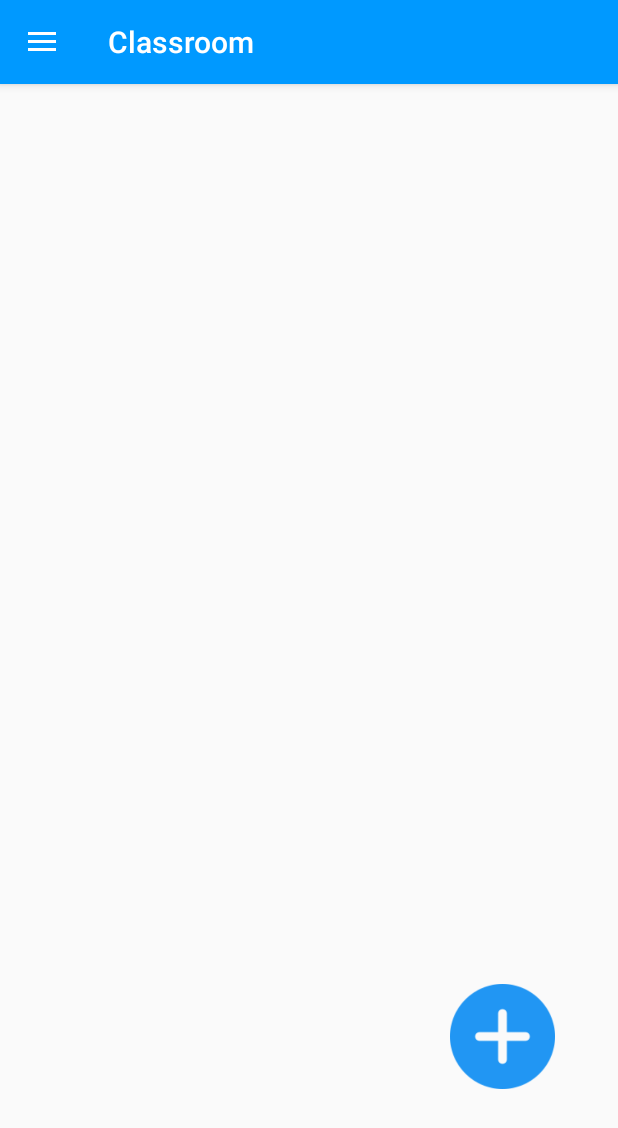
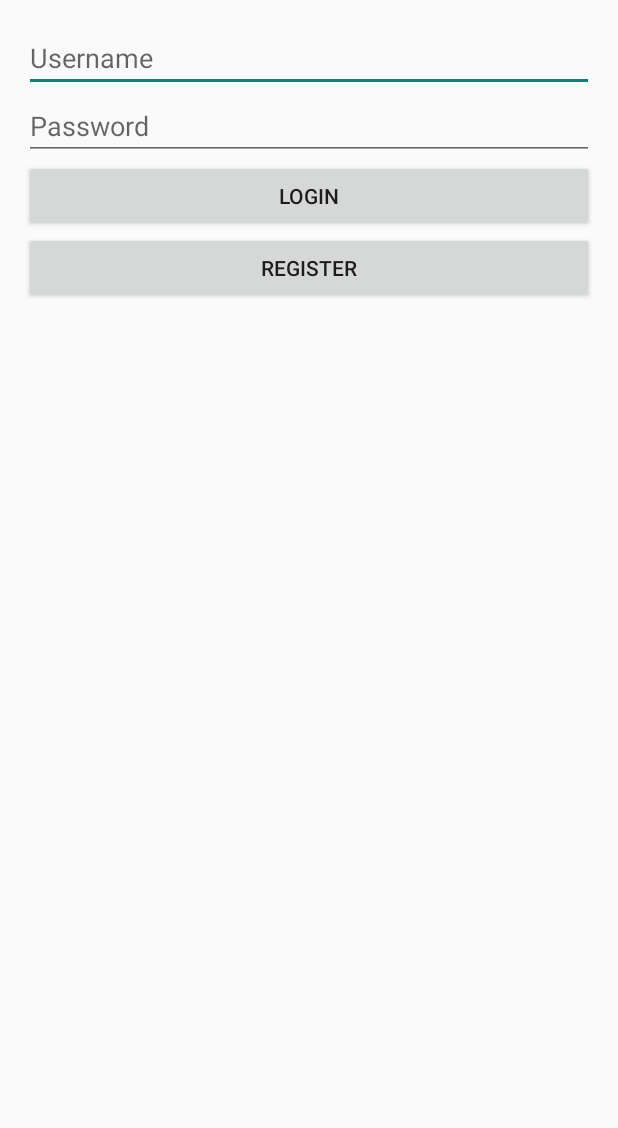
Before and after one commit to phannhan-2503/Classroom02, an Android app: the screen it shows after launch (MainActivity before the commit, LoginActivity after it), on a phone screen of 412 x 824 dp. Shown: the top 1128 px of the screen. Run offline under Robolectric (Android 15) with nearby library versions, the phone set to English and light mode, and no system bars; our stand-ins replace Firebase (no records; nobody signed in at launch, a user with empty details on screens opened directly).

Commit message:
login,register

```diff
--- a/app/build.gradle.kts
+++ b/app/build.gradle.kts
@@ -34,6 +34,7 @@
     implementation("androidx.appcompat:appcompat:1.6.1")
     implementation("com.google.android.material:material:1.11.0")
     implementation("androidx.constraintlayout:constraintlayout:2.1.4")
+    implementation("com.google.firebase:firebase-auth:22.3.1")
     testImplementation("junit:junit:4.13.2")
     androidTestImplementation("androidx.test.ext:junit:1.1.5")
     androidTestImplementation("androidx.test.espresso:espresso-core:3.5.1")
--- a/app/src/main/AndroidManifest.xml
+++ b/app/src/main/AndroidManifest.xml
@@ -14,7 +14,7 @@
         android:theme="@style/Theme.Classroom02"
         tools:targetApi="31">
         <activity
-            android:name=".MainActivity"
+            android:name=".LoginActivity"
             android:theme="@style/Theme.AppCompat.Light.NoActionBar"
             android:exported="true">
             <intent-filter>
--- a/app/src/main/java/com/example/classroom02/Fragment/UserInfoFragment.java
+++ b/app/src/main/java/com/example/classroom02/Fragment/UserInfoFragment.java
@@ -1,15 +1,12 @@
 package com.example.classroom02.Fragment;
 
 import android.os.Bundle;
-
 import androidx.fragment.app.Fragment;
 import androidx.fragment.app.FragmentManager;
 import androidx.fragment.app.FragmentTransaction;
-
 import android.view.LayoutInflater;
 import android.view.View;
 import android.view.ViewGroup;
-
 import com.example.classroom02.R;
 
 
--- /dev/null
+++ b/app/src/main/java/com/example/classroom02/LoginActivity.java
@@ -0,0 +1,68 @@
+package com.example.classroom02;
+
+import android.content.Intent;
+import android.os.Bundle;
+import android.support.annotation.NonNull;
+import android.view.View;
+import android.widget.Button;
+import android.widget.EditText;
+import android.widget.Toast;
+import androidx.appcompat.app.AppCompatActivity;
+
+import com.example.classroom02.Adapter.User;
+import com.google.android.gms.tasks.OnCompleteListener;
+import com.google.android.gms.tasks.Task;
+import com.google.firebase.auth.AuthResult;
+import com.google.firebase.auth.FirebaseAuth;
+import com.google.firebase.database.DatabaseReference;
+import com.google.firebase.database.FirebaseDatabase;
+
+public class LoginActivity extends AppCompatActivity {
+    private FirebaseAuth mAuth;
+    private DatabaseReference mDatabase;
+
+    EditText user, password;
+    Button buttonLogin, Register;
+
+    @Override
+    protected void onCreate(Bundle savedInstanceState) {
+        super.onCreate(savedInstanceState);
+        setContentView(R.layout.login_layout);
+
+        mAuth = FirebaseAuth.getInstance();
+        mDatabase = FirebaseDatabase.getInstance().getReference();
+
+        user = findViewById(R.id.username);
+        password = findViewById(R.id.password);
+        buttonLogin = findViewById(R.id.buttonLogin);
+        Register = findViewById(R.id.Register);
+
+        buttonLogin.setOnClickListener(v -> {
+            String usr = user.getText().toString().trim();
+            String pwd = password.getText().toString().trim();
+
+            loginUser(usr, pwd);
+        });
+
+        Register.setOnClickListener(v -> {
+            // Chuyển sang màn hình đăng ký
+            Intent intent = new Intent(LoginActivity.this, RegisterActivity.class);
+            startActivity(intent);
+        });
+    }
+
+    private void loginUser(String user, String password) {
+        mAuth.signInWithEmailAndPassword(user, password)
+                .addOnCompleteListener(this, task -> {
+                    if (task.isSuccessful()) {
+                        // Đăng nhập thành công, chuyển đến Activity chính
+                        startActivity(new Intent(LoginActivity.this, MainActivity.class));
+                        finish();
+                    } else {
+                        // Đăng nhập thất bại, hiển thị thông báo lỗi
+                        Toast.makeText(LoginActivity.this, "Authentication failed.",
+                                Toast.LENGTH_SHORT).show();
+                    }
+                });
+    }
+}
--- a/app/src/main/java/com/example/classroom02/MainActivity.java
+++ b/app/src/main/java/com/example/classroom02/MainActivity.java
@@ -41,7 +41,6 @@
         if (savedInstanceState == null) {
             getSupportFragmentManager().beginTransaction().replace(R.id.fragment_container, new HomeFragment()).commit();
             navigationView.setCheckedItem(R.id.home);
-
         }
     }
     @Override
--- a/app/src/main/res/layout/activity_main.xml
+++ b/app/src/main/res/layout/activity_main.xml
@@ -7,8 +7,8 @@
     android:layout_height="match_parent"
     android:id="@+id/drawer_layout"
     android:fitsSystemWindows="true"
-    tools:openDrawer="start"
-    tools:context=".MainActivity">
+    tools:openDrawer="start">
+<!--    tools:context=".MainActivity"-->
 
     <LinearLayout
         android:layout_width="match_parent"
--- /dev/null
+++ b/app/src/main/res/layout/login_layout.xml
@@ -0,0 +1,36 @@
+<?xml version="1.0" encoding="utf-8"?>
+<!-- login_layout.xml -->
+<LinearLayout xmlns:android="http://schemas.android.com/apk/res/android"
+    android:layout_width="match_parent"
+    android:layout_height="match_parent"
+    xmlns:tools="http://schemas.android.com/tools"
+    android:orientation="vertical"
+    android:padding="16dp"
+    tools:context=".LoginActivity">
+
+    <EditText
+        android:id="@+id/username"
+        android:layout_width="match_parent"
+        android:layout_height="wrap_content"
+        android:hint="Username" />
+
+    <EditText
+        android:id="@+id/password"
+        android:layout_width="match_parent"
+        android:layout_height="wrap_content"
+        android:hint="Password"
+        android:inputType="textPassword" />
+
+    <Button
+        android:id="@+id/buttonLogin"
+        android:layout_width="match_parent"
+        android:layout_height="wrap_content"
+        android:text="Login" />
+
+    <Button
+        android:id="@+id/Register"
+        android:layout_width="match_parent"
+        android:layout_height="wrap_content"
+        android:text="Register" />
+
+</LinearLayout>
```
Also changed, not shown: app/src/main/java/com/example/classroom02/Adapter/User.java (added, +52 -0 lines), app/src/main/java/com/example/classroom02/RegisterActivity.java (added, +83 -0 lines), app/src/main/res/layout/register_layout.xml (added, +42 -0 lines), 1 other file.
